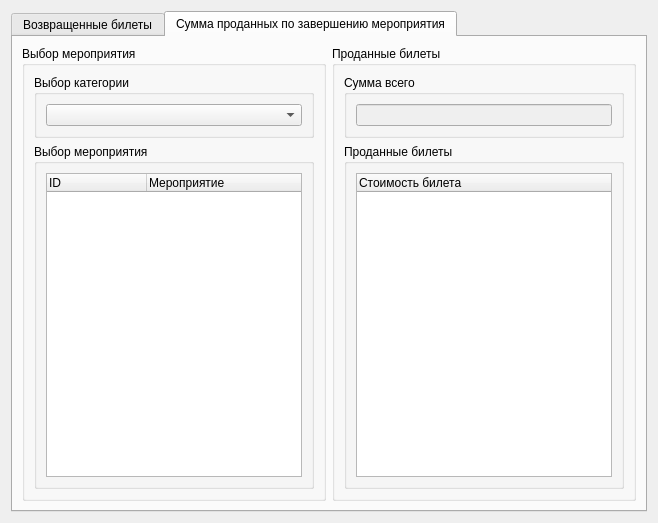
This is Admin/MainManager/accountingWidget/caccountingwidget.ui in Demonist/TCS as Qt 5 draws it before an edit. The edited form follows.
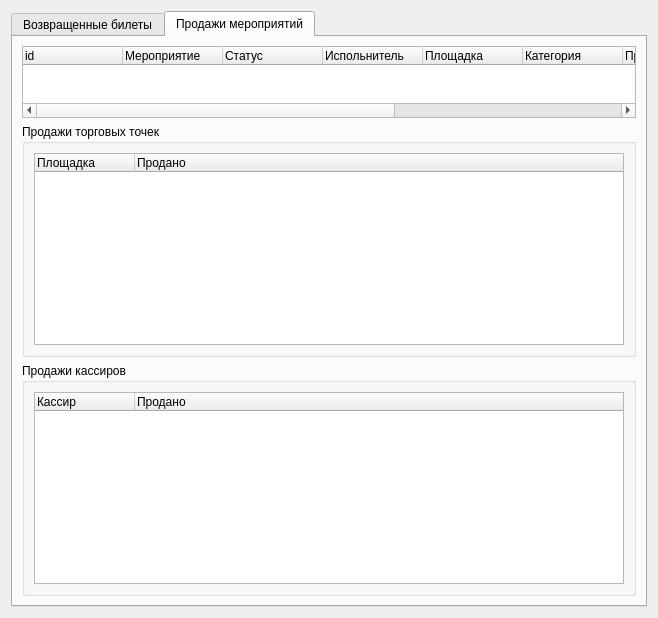
This is the edited form. The open tabs and pages were chosen to show the change.

Commit message:
Обработка при завершении мероприятия +статистика +фиксы.
! Изменена структура БД: добавлена таблица ComplitedActions, подправлен
триггер on_deleteActions.
! Изменена логика работы класса CTicketIdentifier.
Создан отчет по продажам для мероприятий.
Добавлена обработка завершения мероприятия с формированием отчета и
удалением всех потрохов.
Удален класс CAccountingActionsDialog из админки.

Patch:
```diff
--- a/Admin/MainManager/accountingWidget/caccountingwidget.ui
+++ b/Admin/MainManager/accountingWidget/caccountingwidget.ui
@@ -91,38 +91,20 @@
      </widget>
      <widget class="QWidget" name="tab_2">
       <attribute name="title">
-       <string>Сумма проданных по завершению мероприятия</string>
+       <string>Продажи мероприятий</string>
       </attribute>
-      <layout class="QGridLayout" name="gridLayout_3">
-       <item row="0" column="0">
-        <widget class="QGroupBox" name="groupBox_1">
-         <property name="title">
-          <string>Выбор мероприятия</string>
-         </property>
-         <layout class="QGridLayout" name="gridLayout_6">
-          <item row="0" column="0">
-           <widget class="QGroupBox" name="groupBox_3">
-            <property name="title">
-             <string>Выбор категории</string>
-            </property>
-            <layout class="QGridLayout" name="gridLayout_4">
-             <item row="0" column="0">
-              <widget class="QComboBox" name="cbxCategoriesSelect"/>
-             </item>
-            </layout>
-           </widget>
-          </item>
-          <item row="1" column="0">
-           <widget class="QGroupBox" name="groupBox_4">
-            <property name="title">
-             <string>Выбор мероприятия</string>
-            </property>
             <layout class="QGridLayout" name="gridLayout_5">
              <item row="0" column="0">
               <widget class="QTreeWidget" name="twActions">
+         <property name="rootIsDecorated">
+          <bool>false</bool>
+         </property>
+         <property name="itemsExpandable">
+          <bool>false</bool>
+         </property>
                <column>
                 <property name="text">
-                 <string>ID</string>
+           <string>id</string>
                 </property>
                </column>
                <column>
@@ -130,52 +112,113 @@
                  <string>Мероприятие</string>
                 </property>
                </column>
-              </widget>
-             </item>
-            </layout>
-           </widget>
-          </item>
-         </layout>
-        </widget>
-       </item>
-       <item row="0" column="1">
+         <column>
+          <property name="text">
+           <string>Статус</string>
+          </property>
+         </column>
+         <column>
+          <property name="text">
+           <string>Испольнитель</string>
+          </property>
+         </column>
+         <column>
+          <property name="text">
+           <string>Площадка</string>
+          </property>
+         </column>
+         <column>
+          <property name="text">
+           <string>Категория</string>
+          </property>
+         </column>
+         <column>
+          <property name="text">
+           <string>Продано билетов</string>
+          </property>
+         </column>
+         <column>
+          <property name="text">
+           <string>Возвращено билетов</string>
+          </property>
+         </column>
+         <column>
+          <property name="text">
+           <string>Продано на сумму</string>
+          </property>
+         </column>
+         <column>
+          <property name="text">
+           <string>Прибыль с неустоек</string>
+          </property>
+         </column>
+        </widget>
+       </item>
+       <item row="1" column="0">
         <widget class="QGroupBox" name="groupBox_2">
-         <property name="title">
-          <string>Проданные билеты</string>
+         <property name="sizePolicy">
+          <sizepolicy hsizetype="Preferred" vsizetype="Minimum">
+           <horstretch>0</horstretch>
+           <verstretch>0</verstretch>
+          </sizepolicy>
          </property>
-         <layout class="QGridLayout" name="gridLayout_9">
-          <item row="0" column="0">
-           <widget class="QGroupBox" name="groupBox_5">
             <property name="title">
-             <string>Сумма всего</string>
-            </property>
-            <layout class="QGridLayout" name="gridLayout_7">
+          <string>Продажи торговых точек</string>
+         </property>
+         <layout class="QGridLayout" name="gridLayout_3">
              <item row="0" column="0">
-              <widget class="QLineEdit" name="lePriseSumTickets">
-               <property name="enabled">
+           <widget class="QTreeWidget" name="twMarkets">
+            <property name="rootIsDecorated">
                 <bool>false</bool>
                </property>
+            <property name="itemsExpandable">
+             <bool>false</bool>
+            </property>
+            <column>
+             <property name="text">
+              <string>Площадка</string>
+             </property>
+            </column>
+            <column>
+             <property name="text">
+              <string>Продано</string>
+             </property>
+            </column>
               </widget>
              </item>
             </layout>
            </widget>
           </item>
-          <item row="1" column="0">
-           <widget class="QGroupBox" name="groupBox_6">
+       <item row="2" column="0">
+        <widget class="QGroupBox" name="groupBox_3">
+         <property name="sizePolicy">
+          <sizepolicy hsizetype="Preferred" vsizetype="Minimum">
+           <horstretch>0</horstretch>
+           <verstretch>0</verstretch>
+          </sizepolicy>
+         </property>
             <property name="title">
-             <string>Проданные билеты</string>
-            </property>
-            <layout class="QGridLayout" name="gridLayout_8">
+          <string>Продажи кассиров</string>
+         </property>
+         <layout class="QGridLayout" name="gridLayout_4">
              <item row="0" column="0">
-              <widget class="QTreeWidget" name="twSellsTickets">
+           <widget class="QTreeWidget" name="twSellers">
+            <property name="rootIsDecorated">
+             <bool>false</bool>
+            </property>
+            <property name="itemsExpandable">
+             <bool>false</bool>
+            </property>
                <column>
                 <property name="text">
-                 <string>Стоимость билета</string>
-                </property>
-               </column>
-              </widget>
-             </item>
-            </layout>
+              <string>Кассир</string>
+             </property>
+            </column>
+            <column>
+             <property name="text">
+              <string>Продано</string>
+             </property>
+            </column>
            </widget>
           </item>
          </layout>
```
Left out of the diff: 2 changed lines with no effect on the pictures. Lines whose indentation alone changed are shown as unchanged. The commit also changes 21 other files.
